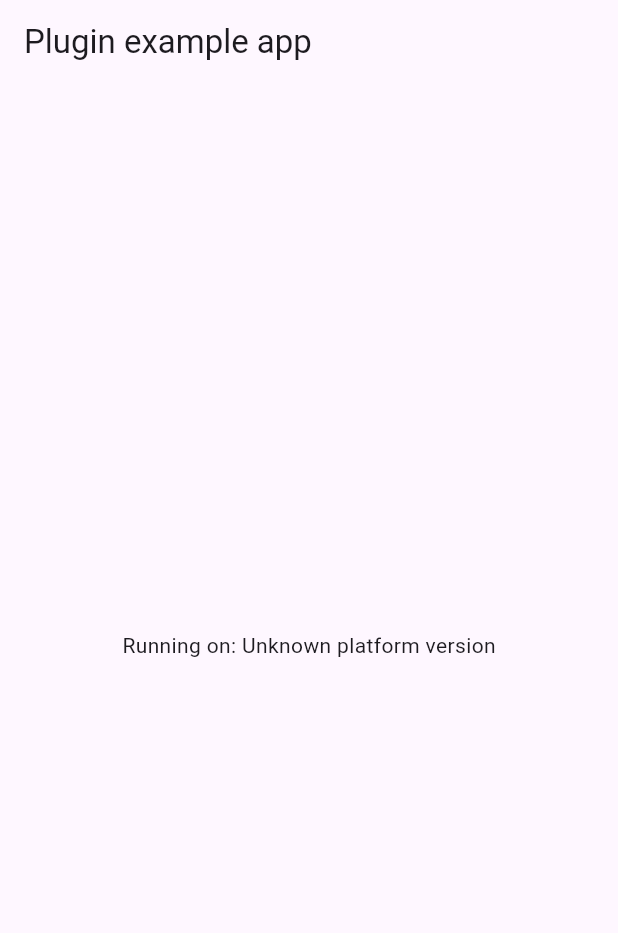
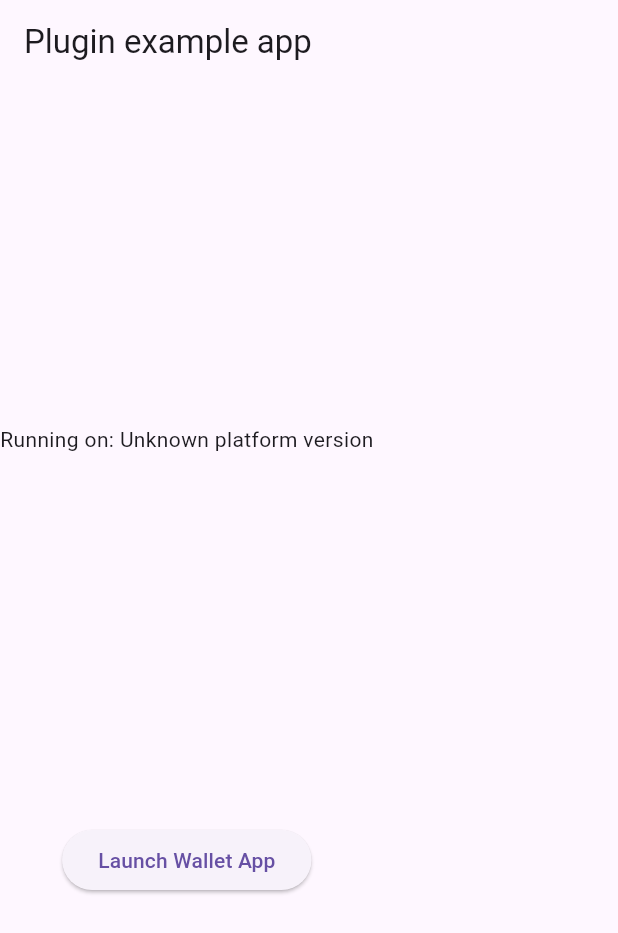
Before and after one commit to shinnaga-icd/add_to_flutter, a Flutter app: the screen it shows after launch, on a phone screen of 412 x 824 dp. Shown: the top 933 px of the screen. Run offline on Flutter 3.47's test engine with Material 3 defaults, Android fonts, the phone set to English and light mode, and no system bars; our stand-ins replace plugin_platform_interface.

```diff
--- a/plugin/infcurion_plugin/example/lib/main.dart
+++ b/plugin/infcurion_plugin/example/lib/main.dart
@@ -25,21 +25,15 @@ class _MyAppState extends State<MyApp> {
     initPlatformState();
   }
 
-  // Platform messages are asynchronous, so we initialize in an async method.
   Future<void> initPlatformState() async {
     String platformVersion;
-    // Platform messages may fail, so we use a try/catch PlatformException.
-    // We also handle the message potentially returning null.
     try {
-      platformVersion =
-          await _infcurionPlugin.getPlatformVersion() ?? 'Unknown platform version';
+      platformVersion = await _infcurionPlugin.getPlatformVersion() ??
+          'Unknown platform version';
     } on PlatformException {
       platformVersion = 'Failed to get platform version.';
     }
 
-    // If the widget was removed from the tree while the asynchronous platform
-    // message was in flight, we want to discard the reply rather than calling
-    // setState to update our non-existent appearance.
     if (!mounted) return;
 
     setState(() {
@@ -54,8 +48,23 @@ class _MyAppState extends State<MyApp> {
         appBar: AppBar(
           title: const Text('Plugin example app'),
         ),
-        body: Center(
-          child: Text('Running on: $_platformVersion\n'),
+        body: Column(
+          children: <Widget>[
+            const Spacer(flex: 1),
+            Text('Running on: $_platformVersion\n'),
+            const Spacer(flex: 1),
+            ElevatedButton(
+              onPressed: () async {
+                try {
+                  await _infcurionPlugin.launchWalletApp();
+                } on PlatformException catch (e) {
+                  print('Failed to launch wallet app: ${e.message}');
+                }
+              },
+              child: const Text('Launch Wallet App'),
+            ),
+            const Spacer(flex: 1),
+          ],
         ),
       ),
     );
--- a/plugin/infcurion_plugin/lib/infcurion_plugin.dart
+++ b/plugin/infcurion_plugin/lib/infcurion_plugin.dart
@@ -1,8 +1,11 @@
-
 import 'infcurion_plugin_platform_interface.dart';
 
 class InfcurionPlugin {
   Future<String?> getPlatformVersion() {
     return InfcurionPluginPlatform.instance.getPlatformVersion();
   }
+
+  Future<void> launchWalletApp() {
+    return InfcurionPluginPlatform.instance.launchWalletApp();
+  }
 }
--- a/plugin/infcurion_plugin/lib/infcurion_plugin_platform_interface.dart
+++ b/plugin/infcurion_plugin/lib/infcurion_plugin_platform_interface.dart
@@ -26,4 +26,8 @@ abstract class InfcurionPluginPlatform extends PlatformInterface {
   Future<String?> getPlatformVersion() {
     throw UnimplementedError('platformVersion() has not been implemented.');
   }
+
+  Future<void> launchWalletApp() {
+    throw UnimplementedError('launchWalletApp() has not been implemented.');
+  }
 }
```
Also changed, not shown: plugin/infcurion_plugin/lib/infcurion_plugin_method_channel.dart (+7 -1 lines), 2 other files.
